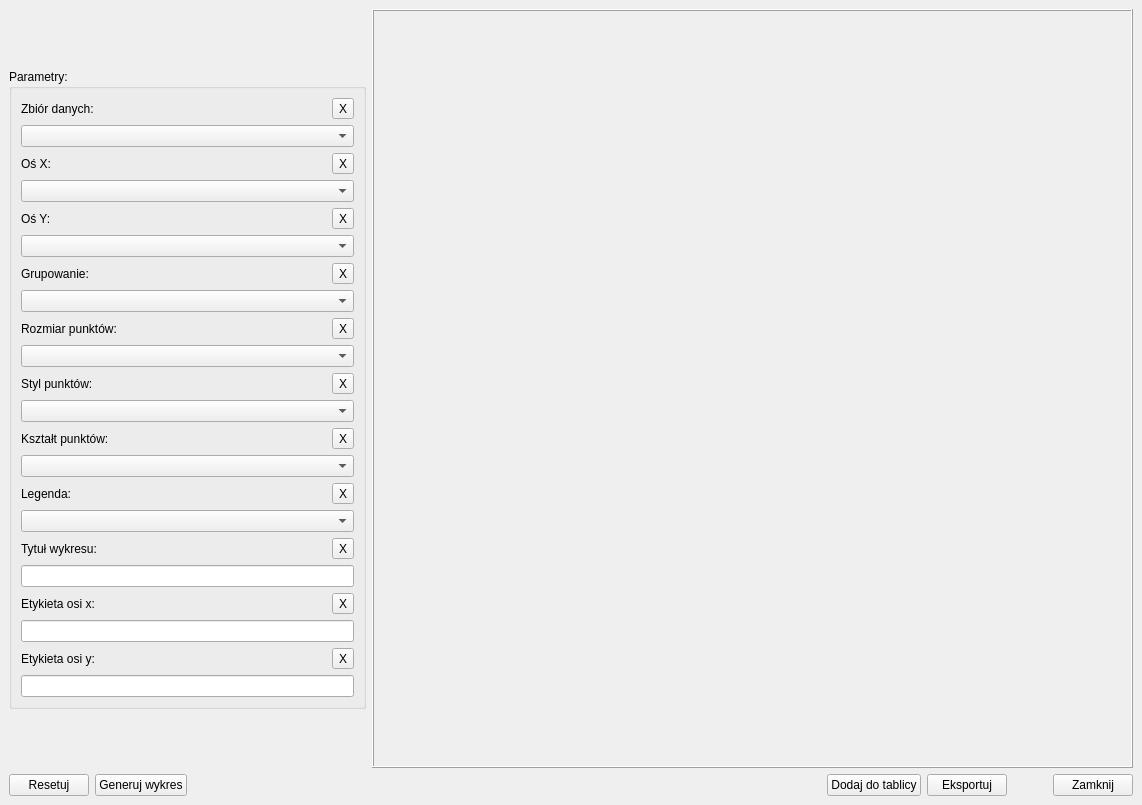
Qt form ui/Main/box-plot-window.ui (OskarLewandowski/dex-data-experience) before a commit.
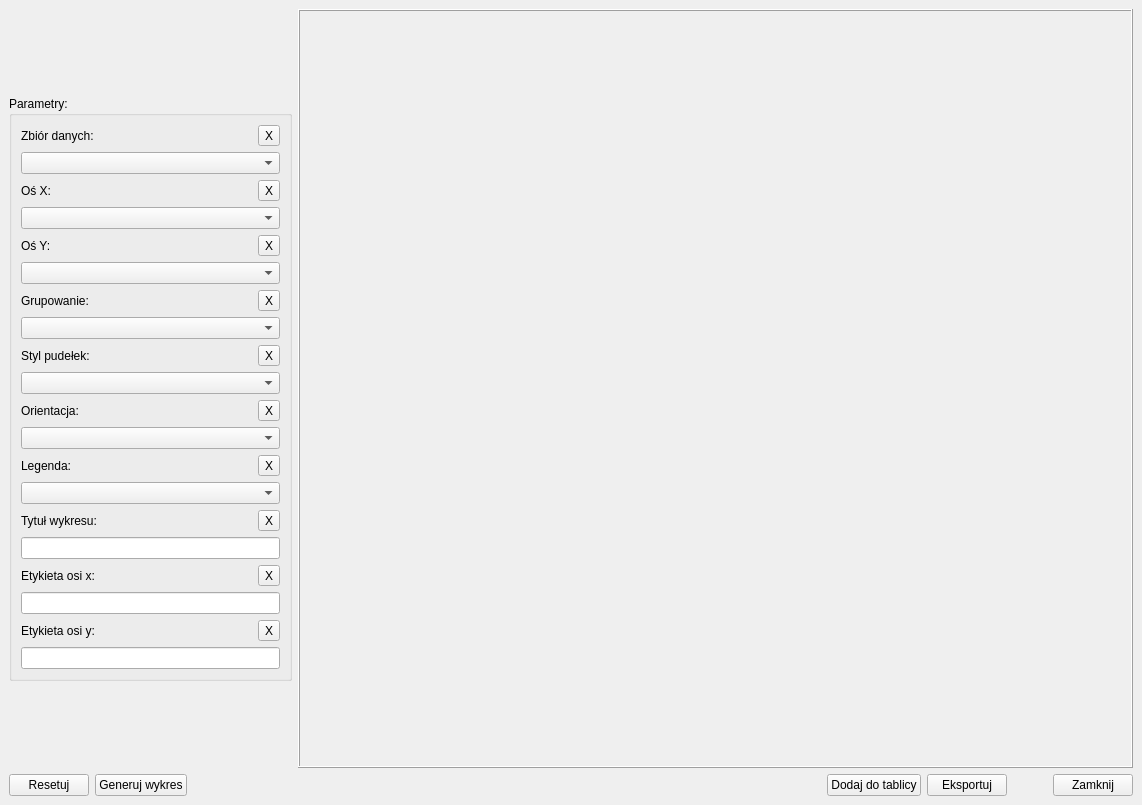
The same form after that commit.

Commit message: add function to box plot

Diff of the .ui file:
```diff
--- a/ui/Main/box-plot-window.ui
+++ b/ui/Main/box-plot-window.ui
@@ -241,54 +241,6 @@
                </item>
               </layout>
              </item>
-             <item>
-              <layout class="QVBoxLayout" name="verticalLayout_7">
-               <item>
-                <layout class="QHBoxLayout" name="horizontalLayout_7">
-                 <item>
-                  <widget class="QLabel" name="label_5">
-                   <property name="text">
-                    <string>Rozmiar punktów:</string>
-                   </property>
-                  </widget>
-                 </item>
-                 <item>
-                  <spacer name="horizontalSpacer_7">
-                   <property name="orientation">
-                    <enum>Qt::Horizontal</enum>
-                   </property>
-                   <property name="sizeHint" stdset="0">
-                    <size>
-                     <width>40</width>
-                     <height>20</height>
-                    </size>
-                   </property>
-                  </spacer>
-                 </item>
-                 <item>
-                  <widget class="QToolButton" name="toolButton_Size">
-                   <property name="text">
-                    <string>X</string>
-                   </property>
-                  </widget>
-                 </item>
-                </layout>
-               </item>
-               <item>
-                <widget class="QComboBox" name="comboBox_Size">
-                 <property name="minimumSize">
-                  <size>
-                   <width>250</width>
-                   <height>0</height>
-                  </size>
-                 </property>
-                 <property name="placeholderText">
-                  <string>Wybierz dane według, których ustalić rozmiar punktów...</string>
-                 </property>
-                </widget>
-               </item>
-              </layout>
-             </item>
              <item>
               <layout class="QVBoxLayout" name="verticalLayout_15">
                <item>
@@ -296,7 +248,7 @@
                  <item>
                   <widget class="QLabel" name="label_6">
                    <property name="text">
-                    <string>Styl punktów:</string>
+                    <string>Styl pudełek:</string>
                    </property>
                   </widget>
                  </item>
@@ -334,7 +286,7 @@
                   <number>-1</number>
                  </property>
                  <property name="placeholderText">
-                  <string>Wybierz styl punktów...</string>
+                  <string>Wybierz styl pudełek...</string>
                  </property>
                  <item>
                   <property name="text">
@@ -420,7 +372,7 @@
                    <item>
                     <widget class="QLabel" name="label_7">
                      <property name="text">
-                      <string>Kształt punktów:</string>
+                      <string>Orientacja:</string>
                      </property>
                     </widget>
                    </item>
@@ -458,7 +410,7 @@
                     <number>-1</number>
                    </property>
                    <property name="placeholderText">
-                    <string>Wybierz kształt punktów...</string>
+                    <string>Wybierz orientacje pudełek...</string>
                    </property>
                    <item>
                     <property name="text">
```
Left out of the diff: 108 changed lines with no effect on the pictures. The commit also changes 2 other files.
